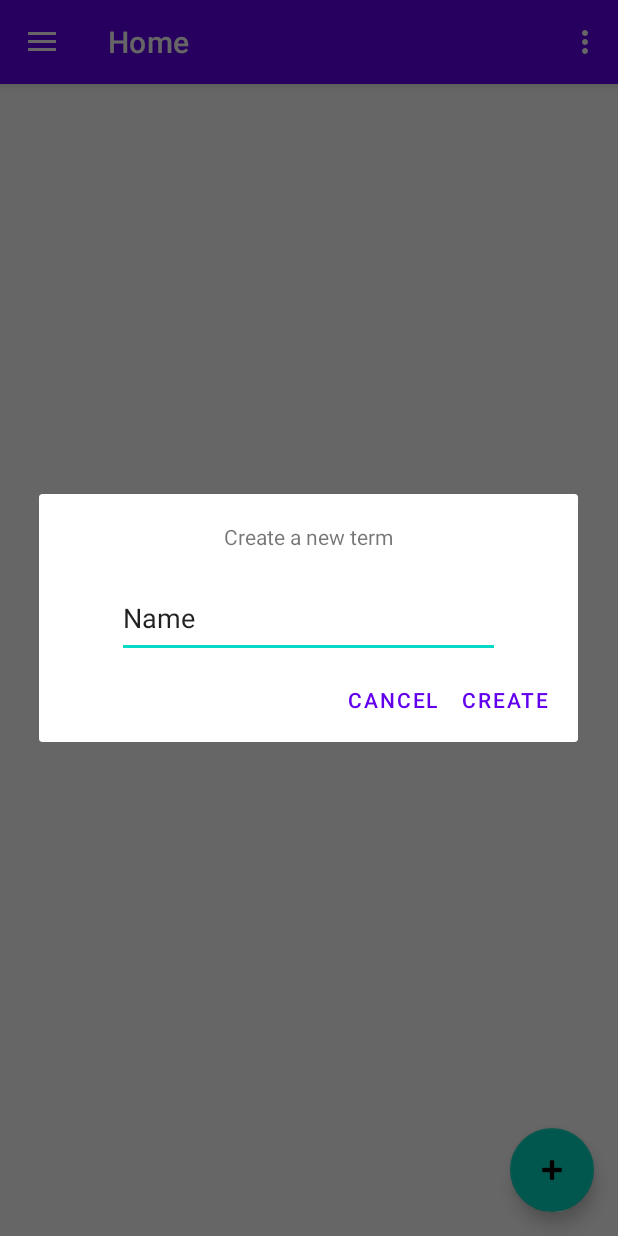
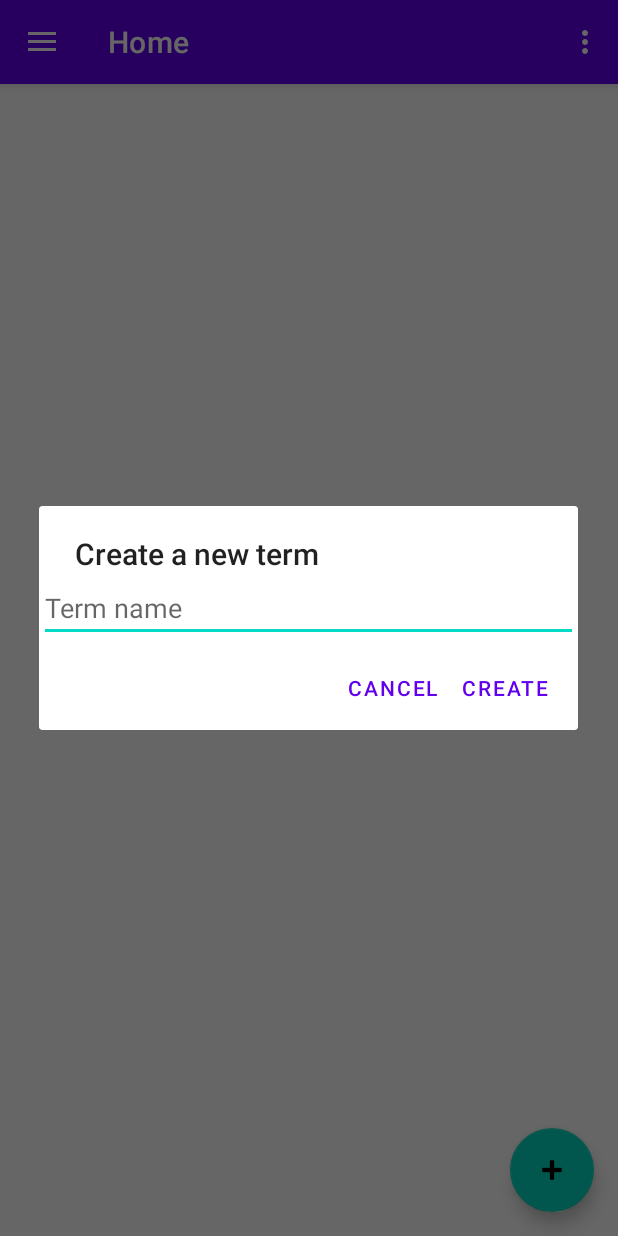
Before and after one commit to SubjectAlpha/C196, an Android app: the screen it shows after launch (MainActivity), after a tap on an icon or button, on a phone screen of 412 x 824 dp. Run offline under Robolectric (Android 15) with nearby library versions, the phone set to English and light mode, and no system bars; our stand-ins replace navigation-ui.

```diff
--- a/app/src/main/java/com/c196/exam/entities/Term.java
+++ b/app/src/main/java/com/c196/exam/entities/Term.java
@@ -1,12 +1,27 @@
 package com.c196.exam.entities;
 
-import java.time.Instant;
 import java.util.ArrayList;
-import java.util.Date;
 
 public class Term {
     private String title;
     private long start;
+
+    public long getStart() {
+        return start;
+    }
+
+    public void setStart(long start) {
+        this.start = start;
+    }
+
+    public long getEnd() {
+        return end;
+    }
+
+    public void setEnd(long end) {
+        this.end = end;
+    }
+
     private long end;
 
     private ArrayList<Course> courses;
--- a/app/src/main/java/com/c196/exam/ui/dialogs/CreateTermDialogFragment.java
+++ b/app/src/main/java/com/c196/exam/ui/dialogs/CreateTermDialogFragment.java
@@ -3,13 +3,18 @@ package com.c196.exam.ui.dialogs;
 import android.app.AlertDialog;
 import android.app.Dialog;
 import android.content.DialogInterface;
+import android.database.sqlite.SQLiteDatabase;
 import android.os.Bundle;
+import android.util.Log;
 import android.view.LayoutInflater;
+import android.widget.EditText;
 
 import androidx.annotation.NonNull;
 import androidx.fragment.app.DialogFragment;
 
 import com.c196.exam.R;
+import com.c196.exam.database.DatabaseHelper;
+import com.c196.exam.entities.Term;
 
 public class CreateTermDialogFragment extends DialogFragment {
     public static String TAG = "CreateTermDialog";
@@ -18,15 +23,17 @@ public class CreateTermDialogFragment extends DialogFragment {
     @Override
     public Dialog onCreateDialog(Bundle savedInstanceState) {
         AlertDialog.Builder builder = new AlertDialog.Builder(getActivity());
-        // Get the layout inflater
-        LayoutInflater inflater = requireActivity().getLayoutInflater();
+        final EditText termName = new EditText(getContext());
+        termName.setHint("Term name");
 
-        // Inflate and set the layout for the dialog
-        // Pass null as the parent view because its going in the dialog layout
-        builder.setView(inflater.inflate(R.layout.dialog_create_term, null))
+        builder.setTitle("Create a new term");
+        builder.setView(termName)
                 // Add action buttons
                 .setPositiveButton("Create", (dialog, id) -> {
-                    // sign in the user ...
+                    Term t = new Term();
+                    t.setTitle(termName.getText().toString());
+                    SQLiteDatabase db = new DatabaseHelper(getContext()).getDb();
+                    Log.d("INFO", "DB Open: " + db.isOpen());
                 })
                 .setNegativeButton("Cancel", (DialogInterface.OnClickListener) (dialog, id) -> {
                     CreateTermDialogFragment.this.getDialog().cancel();
@@ -35,4 +42,4 @@ public class CreateTermDialogFragment extends DialogFragment {
     }
 }
 
-// THIS IS WRONG DO THIS https://developer.android.com/develop/ui/views/components/dialogs#CustomLayout
+//https://developer.android.com/develop/ui/views/components/dialogs#CustomLayout
--- a/app/src/main/java/com/c196/exam/ui/gallery/GalleryFragment.java
+++ b/app/src/main/java/com/c196/exam/ui/gallery/GalleryFragment.java
@@ -17,7 +17,7 @@ public class GalleryFragment extends Fragment {
     private FragmentGalleryBinding binding;
 
     public View onCreateView(@NonNull LayoutInflater inflater,
-                             ViewGroup container, Bundle savedInstanceState) {
+        ViewGroup container, Bundle savedInstanceState) {
         GalleryViewModel galleryViewModel =
                 new ViewModelProvider(this).get(GalleryViewModel.class);
 
--- a/app/src/main/java/com/c196/exam/ui/home/HomeFragment.java
+++ b/app/src/main/java/com/c196/exam/ui/home/HomeFragment.java
@@ -23,7 +23,7 @@ public class HomeFragment extends Fragment {
     private FragmentHomeBinding binding;
 
     public View onCreateView(@NonNull LayoutInflater inflater,
-                             ViewGroup container, Bundle savedInstanceState) {
+        ViewGroup container, Bundle savedInstanceState) {
         HomeViewModel homeViewModel =
                 new ViewModelProvider(this).get(HomeViewModel.class);
 
@@ -38,7 +38,9 @@ public class HomeFragment extends Fragment {
         homeViewModel.getText().observe(getViewLifecycleOwner(), textView::setText);
 
         SQLiteDatabase db = new DatabaseHelper(getContext()).getDb();
-        Log.d("INFO", "" + db.getVersion());
+        Log.d("INFO", "DB Ver: " + db.getVersion());
+        //db.query("Term", ["", ""], )
+        db.close();
 
         return root;
     }
--- a/app/src/main/res/layout/dialog_create_term.xml
+++ /dev/null
@@ -1,30 +0,0 @@
-<?xml version="1.0" encoding="utf-8"?>
-<androidx.constraintlayout.widget.ConstraintLayout xmlns:android="http://schemas.android.com/apk/res/android"
-    xmlns:app="http://schemas.android.com/apk/res-auto"
-    xmlns:tools="http://schemas.android.com/tools"
-    android:id="@+id/textInputLayout"
-    android:layout_width="match_parent"
-    android:layout_height="match_parent">
-
-    <EditText
-        android:id="@+id/editTextText"
-        android:layout_width="255dp"
-        android:layout_height="53dp"
-        android:layout_marginTop="56dp"
-        android:ems="10"
-        android:inputType="text"
-        android:text="Name"
-        app:layout_constraintEnd_toEndOf="parent"
-        app:layout_constraintStart_toStartOf="parent"
-        app:layout_constraintTop_toTopOf="parent" />
-
-    <TextView
-        android:id="@+id/textView2"
-        android:layout_width="wrap_content"
-        android:layout_height="wrap_content"
-        android:text="Create a new term"
-        app:layout_constraintBottom_toTopOf="@+id/editTextText"
-        app:layout_constraintEnd_toEndOf="parent"
-        app:layout_constraintStart_toStartOf="parent"
-        app:layout_constraintTop_toTopOf="parent" />
-</androidx.constraintlayout.widget.ConstraintLayout>
--- a/app/src/main/res/values/strings.xml
+++ b/app/src/main/res/values/strings.xml
@@ -12,4 +12,5 @@
     <string name="menu_slideshow">Slideshow</string>
     <string name="cancel">Cancel</string>
     <string name="save">Save</string>
+    <string name="term_name">Term Name</string>
 </resources>
```
